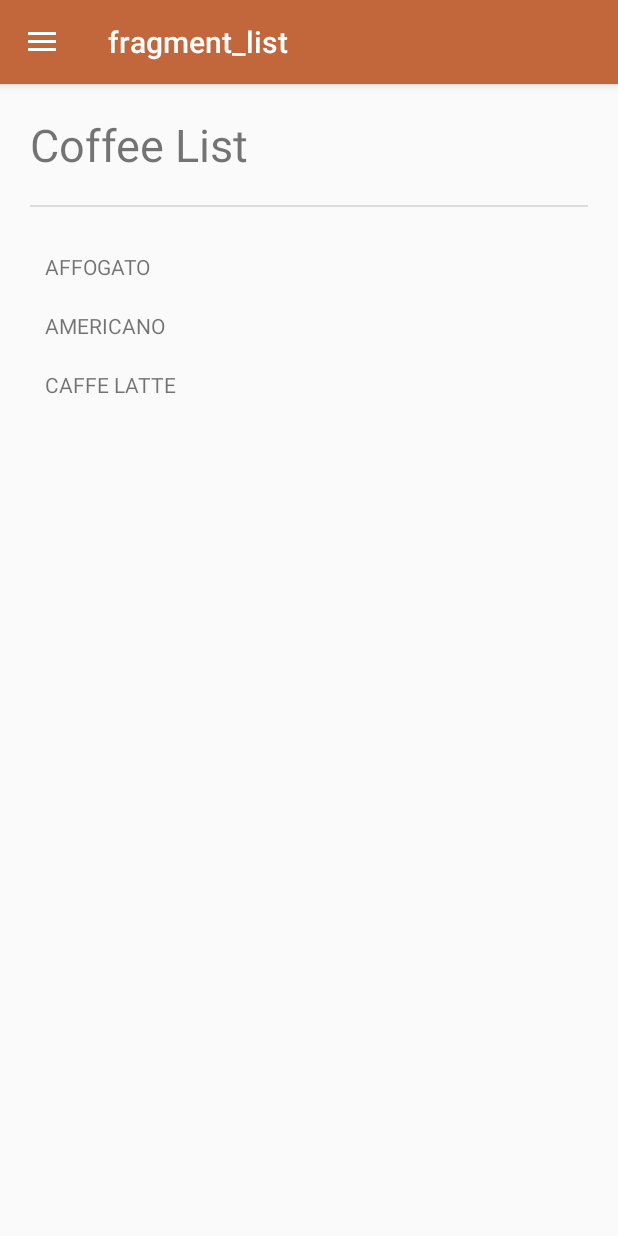
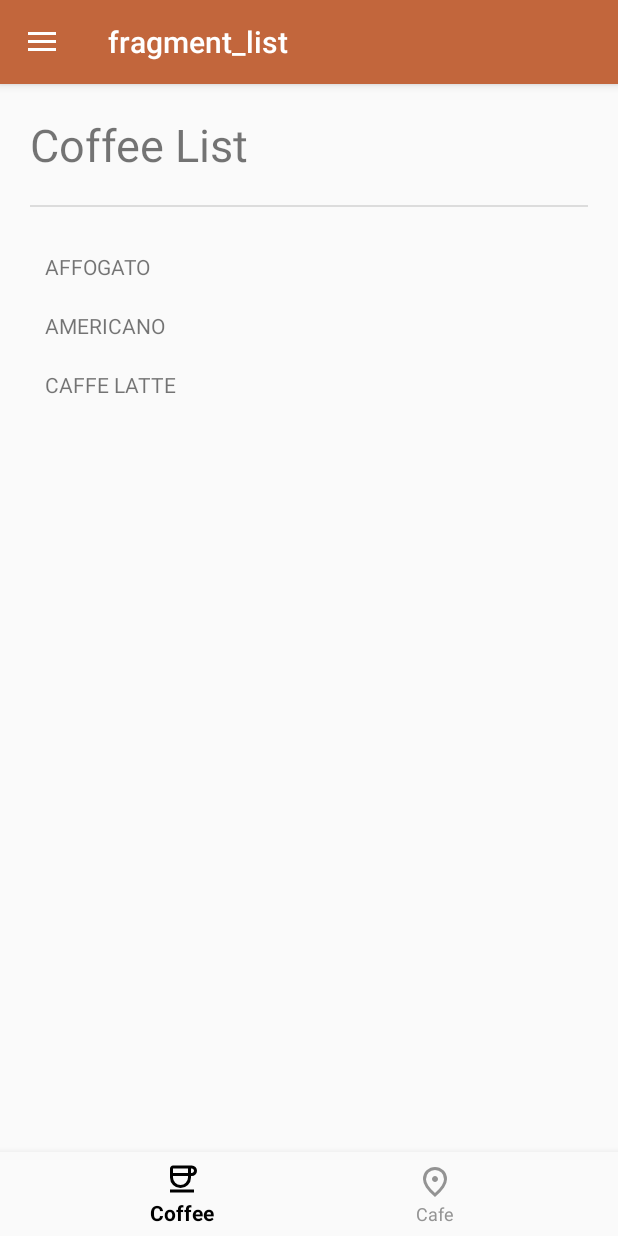
Before and after one commit to Calvin-braus/LAB_WEEK_04, an Android app: the screen it shows after launch (MainActivity), on a phone screen of 412 x 824 dp. Run offline under Robolectric (Android 15) with nearby library versions, the phone set to English and light mode, and no system bars; our stand-ins replace navigation-ui.

Commit message:
Commit No. 2 – Bottom Navigation

```diff
--- a/app/src/main/java/com/example/lab_week_04/MainActivity.kt
+++ b/app/src/main/java/com/example/lab_week_04/MainActivity.kt
@@ -2,9 +2,13 @@ package com.example.lab_week_04
 
 import android.os.Bundle
 import androidx.appcompat.app.AppCompatActivity
+import androidx.drawerlayout.widget.DrawerLayout
 import androidx.navigation.findNavController
 import androidx.navigation.fragment.NavHostFragment
-import androidx.navigation.ui.*
+import androidx.navigation.ui.AppBarConfiguration
+import androidx.navigation.ui.setupActionBarWithNavController
+import androidx.navigation.ui.setupWithNavController
+import com.google.android.material.bottomnavigation.BottomNavigationView
 import com.google.android.material.navigation.NavigationView
 
 class MainActivity : AppCompatActivity() {
@@ -15,33 +19,33 @@ class MainActivity : AppCompatActivity() {
         super.onCreate(savedInstanceState)
         setContentView(R.layout.activity_main)
 
-        // Set toolbar
+        // Setup toolbar
         setSupportActionBar(findViewById(R.id.toolbar))
 
-        // Ambil NavController dari NavHostFragment
+        // Ambil NavController
         val navHostFragment =
             supportFragmentManager.findFragmentById(R.id.nav_host_fragment) as NavHostFragment
         val navController = navHostFragment.navController
 
-        // Set top-level destinations (yang tidak menampilkan tombol "back")
+        // Top-level destinations untuk Navigation Drawer & Bottom Navigation
+        val drawerLayout: DrawerLayout = findViewById(R.id.drawer_layout)
         appBarConfiguration = AppBarConfiguration(
-            setOf(
-                R.id.listFragment,
-                R.id.favoritesFragment
-            ), findViewById(R.id.drawer_layout)
+            setOf(R.id.listFragment, R.id.favoritesFragment, R.id.cafeFragment),
+            drawerLayout
         )
 
-        // Hubungkan toolbar dengan navController
+        // Setup ActionBar dengan NavController
         setupActionBarWithNavController(navController, appBarConfiguration)
 
-        // Hubungkan NavigationView dengan navController
-        findViewById<NavigationView>(R.id.nav_view)
-            ?.setupWithNavController(navController)
+        // Setup Navigation Drawer
+        findViewById<NavigationView>(R.id.nav_view)?.setupWithNavController(navController)
+
+        // Setup Bottom Navigation
+        findViewById<BottomNavigationView>(R.id.bottom_nav)?.setupWithNavController(navController)
     }
 
-    // Agar tombol "Up" toolbar bekerja
     override fun onSupportNavigateUp(): Boolean {
         val navController = findNavController(R.id.nav_host_fragment)
-        return navController.navigateUp(appBarConfiguration) || super.onSupportNavigateUp()
+        return navController.navigateUp() || super.onSupportNavigateUp()
     }
 }
--- /dev/null
+++ b/app/src/main/res/color/bottom_nav_color.xml
@@ -0,0 +1,7 @@
+<?xml version="1.0" encoding="utf-8"?>
+<selector xmlns:android="http://schemas.android.com/apk/res/android">
+    <!-- Warna ketika menu dipilih -->
+    <item android:state_checked="true" android:color="@color/black" />
+    <!-- Warna ketika menu tidak dipilih -->
+    <item android:state_checked="false" android:color="@color/gray" />
+</selector>
--- /dev/null
+++ b/app/src/main/res/drawable/cafe.xml
@@ -0,0 +1,5 @@
+<vector xmlns:android="http://schemas.android.com/apk/res/android" android:height="24dp" android:tint="#000000" android:viewportHeight="960" android:viewportWidth="960" android:width="24dp">
+
+    <path android:fillColor="@android:color/white" android:pathData="M480,480Q513,480 536.5,456.5Q560,433 560,400Q560,367 536.5,343.5Q513,320 480,320Q447,320 423.5,343.5Q400,367 400,400Q400,433 423.5,456.5Q447,480 480,480ZM480,774Q602,662 661,570.5Q720,479 720,408Q720,299 650.5,229.5Q581,160 480,160Q379,160 309.5,229.5Q240,299 240,408Q240,479 299,570.5Q358,662 480,774ZM480,880Q319,743 239.5,625.5Q160,508 160,408Q160,258 256.5,169Q353,80 480,80Q607,80 703.5,169Q800,258 800,408Q800,508 720.5,625.5Q641,743 480,880ZM480,400Q480,400 480,400Q480,400 480,400Q480,400 480,400Q480,400 480,400Q480,400 480,400Q480,400 480,400Q480,400 480,400Q480,400 480,400Z"/>
+
+</vector>
--- a/app/src/main/res/layout/app_bar_main.xml
+++ b/app/src/main/res/layout/app_bar_main.xml
@@ -28,5 +28,14 @@
         android:layout_height="wrap_content"
         layout="@layout/content_main"
         app:layout_behavior="@string/appbar_scrolling_view_behavior"/>
-
+    <com.google.android.material.bottomnavigation.BottomNavigationView
+        android:id="@+id/bottom_nav"
+        android:layout_width="match_parent"
+        android:layout_height="wrap_content"
+        android:layout_gravity="bottom"
+        android:background="?android:attr/windowBackground"
+        app:itemTextColor="@color/bottom_nav_color"
+        app:itemIconTint="@color/bottom_nav_color"
+        app:menu="@menu/bottom_nav_menu"
+        app:labelVisibilityMode="labeled"/>
 </androidx.coordinatorlayout.widget.CoordinatorLayout>
--- /dev/null
+++ b/app/src/main/res/menu/bottom_nav_menu.xml
@@ -0,0 +1,11 @@
+<?xml version="1.0" encoding="utf-8"?>
+<menu xmlns:android="http://schemas.android.com/apk/res/android">
+    <item
+        android:id="@+id/listFragment"
+        android:icon="@drawable/coffee"
+        android:title="@string/bottom_menu_coffee" />
+    <item
+        android:id="@+id/cafeFragment"
+        android:icon="@drawable/cafe"
+        android:title="@string/bottom_menu_cafe" />
+</menu>
--- a/app/src/main/res/navigation/nav_graph.xml
+++ b/app/src/main/res/navigation/nav_graph.xml
@@ -24,4 +24,9 @@
         android:name="com.example.lab_week_04.DetailFragment"
         android:label="fragment_detail"
         tools:layout="@layout/fragment_detail" />
+    <fragment
+        android:id="@+id/cafeFragment2"
+        android:name="com.example.lab_week_04.CafeFragment"
+        android:label="fragment_cafe"
+        tools:layout="@layout/fragment_cafe" />
 </navigation>
```
Also changed, not shown: app/src/main/java/com/example/lab_week_04/CafeFragment.kt (added, +59 -0 lines), app/src/main/res/layout/fragment_cafe.xml (added, +48 -0 lines).
